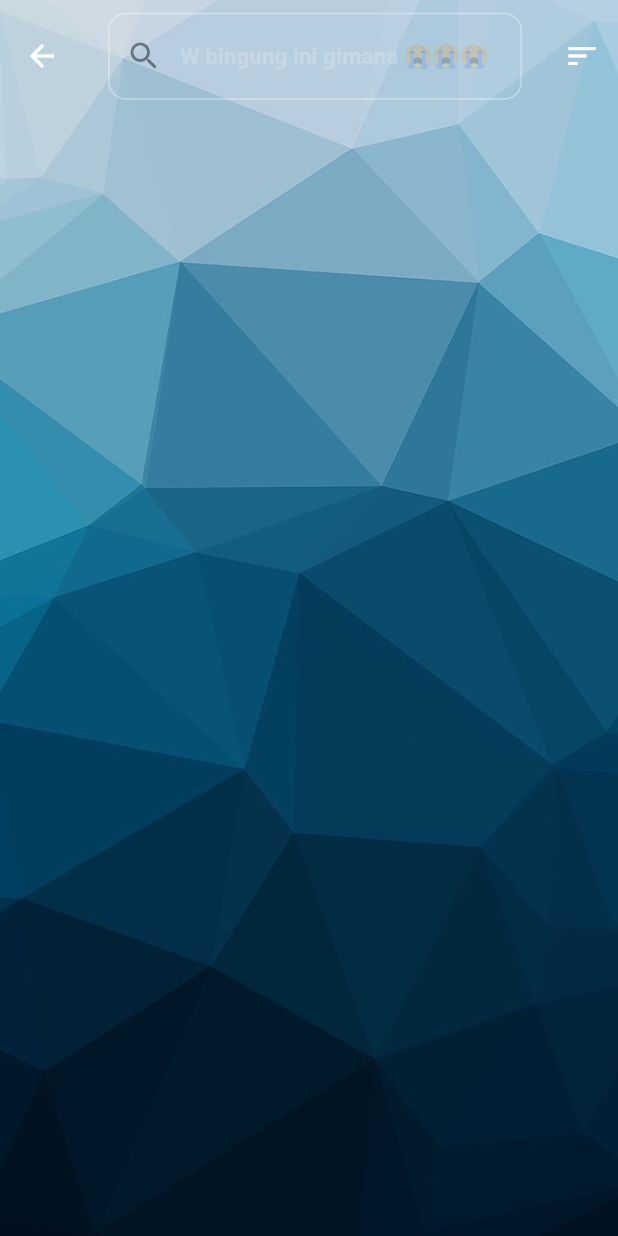
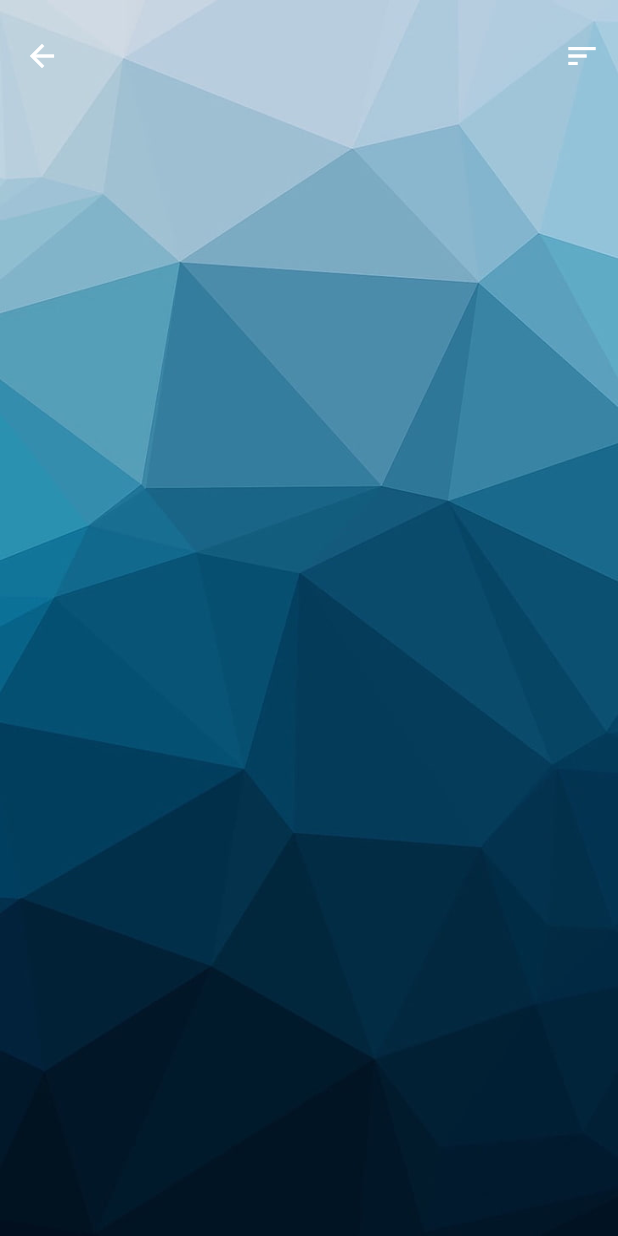
Before and after one commit to VireZee/Portolink-Admin, a Flutter app: the Home screen opened directly, on a phone screen of 412 x 824 dp. Run offline on Flutter 3.47's test engine with Material 2 defaults, Android fonts, the phone set to English and light mode, and no system bars; our stand-ins replace animated_theme_switcher, cloud_firestore, connectivity_plus, firebase_auth, firebase_core, firebase_messaging and 7 more; accounts and stored records are empty; project files that could hold a hidden picture were left out.

Commit message:
No Search

```diff
--- a/lib/views/home.dart
+++ b/lib/views/home.dart
@@ -65,24 +65,6 @@ class _HomeState extends State<Home> {
               toolbarHeight: 75,
               backgroundColor: Colors.transparent,
               elevation: 0,
-              title: SizedBox(
-                width: size.width - size.width * 0.15,
-                child: TextField(
-                  textCapitalization: TextCapitalization.words,
-                  keyboardType: TextInputType.name,
-                  style: const TextStyle(
-                    fontFamily: 'Roboto',
-                    fontSize: 15
-                  ),
-                  decoration: InputDecoration(
-                    hintText: 'W bingung ini gimana 😭😭😭',
-                    prefixIcon: const Icon(Icons.search),
-                    border: OutlineInputBorder(borderRadius: BorderRadius.circular(12))
-                  ),
-                  maxLines: 1,
-                  textInputAction: TextInputAction.done
-                )
-              ),
               actions: [
                 PopupMenuButton(
                   color: brightness == Brightness.dark ? Colors.black : Colors.white,
```
